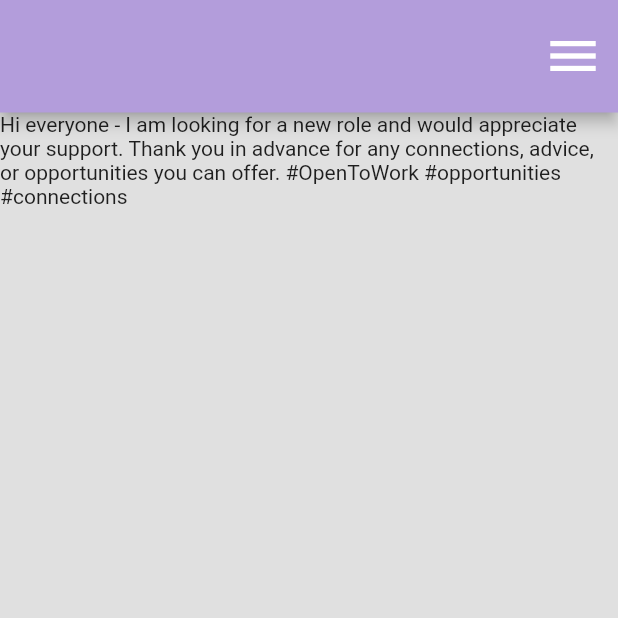
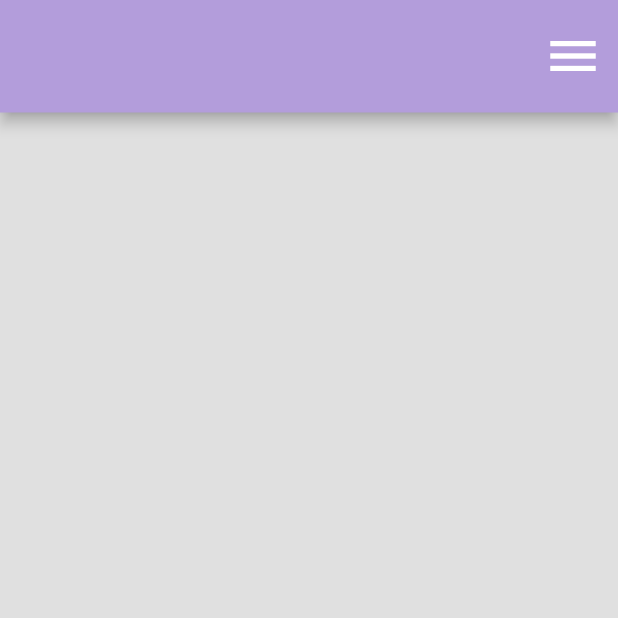
Before and after one commit to jaafarfares/Flutter-Application, a Flutter app: the screen it shows once a user with an empty profile is signed in, after a tap on the "person" icon, on a phone screen of 412 x 824 dp, the top half of it. Run offline on Flutter 3.47's test engine with Material 2 defaults, Android fonts, the light colour scheme and no system bars; our stand-ins replace cloud_firestore, firebase_auth, firebase_core, google_fonts, liquid_pull_to_refresh; accounts and stored records are empty.

Commit message:
push all

```diff
--- a/myjob2/lib/home_page.dart
+++ b/myjob2/lib/home_page.dart
@@ -1,5 +1,6 @@
-// ignore_for_file: camel_case_types, prefer_const_constructors, prefer_interpolation_to_compose_strings, unused_import, sort_child_properties_last
+// ignore_for_file: camel_case_types, prefer_const_constructors, prefer_interpolation_to_compose_strings, unused_import, sort_child_properties_last, prefer_const_literals_to_create_immutables
 
+import 'package:flutter/services.dart';
 import 'package:liquid_pull_to_refresh/liquid_pull_to_refresh.dart';
 import 'package:cloud_firestore/cloud_firestore.dart';
 import 'package:firebase_auth/firebase_auth.dart';
@@ -38,42 +39,122 @@ class _homepageState extends State<homepage> {
           children: [
             SizedBox(height: 15),
             Text(
-              '\$username is open to work',
-              style: TextStyle(fontSize: 26, color: Colors.purple),
+              'username is open to work',
+              style: TextStyle(
+                fontSize: 26,
+                color: Colors.purple[700],
+                fontWeight: FontWeight.bold,
+              ),
             ),
             SizedBox(height: 10),
             //SizedBox(width: 50),
             Row(
               children: [
                 SizedBox(width: 40),
+                Row(
+                  children: [
                     Text(
-                  'looking for a : Software Engineer roles',
+                      'Looking for a ',
                       //textAlign: TextAlign.right,
-                  style: TextStyle(fontWeight: FontWeight.bold, fontSize: 20),
+                      style: TextStyle(
+                          fontWeight: FontWeight.bold,
+                          fontSize: 20,
+                          color: Colors.purple),
+                    ),
+                    Text(
+                      'Software Engineer ',
+                      style: TextStyle(
+                          fontWeight: FontWeight.bold,
+                          fontSize: 20,
+                          color: Colors.purple),
+                    ),
+                    Text(
+                      'roles',
+                      style: TextStyle(
+                          fontWeight: FontWeight.bold,
+                          fontSize: 20,
+                          color: Colors.purple),
                     ),
                   ],
                 ),
-            SizedBox(height: 44),
-            Row(
-              children: [
-                SizedBox(width: 30),
+              ],
+            ),
+            SizedBox(height: 34),
             Column(
               children: [
                 Container(
+                  width: 410,
+                  height: 125,
+                  child: SizedBox(
+                      child: Text(
+                    'Hi everyone - I am looking for a new role and would appreciate your support. Thank you in advance for any connections, advice, or opportunities you can offer. #OpenToWork #opportunities #connections',
+                    textAlign: TextAlign.left,
+                    style: TextStyle(
+                        fontWeight: FontWeight.bold,
+                        fontSize: 16,
+                        color: Colors.deepPurple),
+                  )),
+                ),
+                Row(
+                  mainAxisAlignment: MainAxisAlignment.end,
+                  children: [
+                    Container(
+                      height: 40,
+                      child: Image.asset(
+                        "icons/email.png",
+                      ),
+                    ),
+                    SizedBox(width: 20),
+                    Container(
+                      height: 40,
+                      child: Image.asset(
+                        "icons/phone-call.png",
+                      ),
+                    ),
+                    SizedBox(width: 20),
+                    Container(
+                      height: 40,
+                      child: Image.asset(
+                        "icons/github.png",
+                      ),
+                    ),
+                    SizedBox(width: 20),
+                    Container(
+                      height: 40,
+                      child: Image.asset(
+                        "icons/linkedin.png",
+                      ),
+                    ),
+                    SizedBox(width: 30),
+                  ],
+                ),
+              ],
+            ),
+/*             Row(
+              children: [
+                SizedBox(width: 30),
+                SizedBox(
+                  child: Column(
+                    children: [
+                      Container(
+                        width: 410,
+                        height: 125,
                         padding:
                             EdgeInsets.only(left: 322, right: 100, bottom: 132),
                         decoration: BoxDecoration(
                             borderRadius: BorderRadius.circular(12),
                             border: Border.all(color: Colors.grey)),
-                      //child: Text(''),
-                    )
-                  ],
+                        child: Text(
+                          'heyyyyyyyyyyyyyyyyyy',
+                          style: TextStyle(fontSize: 55),
+                          //textAlign: TextAlign.right,
+                        ),
                       ),
                     ],
                   ),
-            Padding(
-              padding: EdgeInsets.all(20),
                 ),
+              ],
+            ), */
           ],
         ),
         height: 200,
@@ -102,7 +183,7 @@ class _homepageState extends State<homepage> {
         elevation: 0,
         automaticallyImplyLeading: false,
         toolbarHeight: 75,
-        backgroundColor: Colors.deepPurple[300],
+        backgroundColor: Colors.deepPurple[400],
         actions: [
           IconButton(
             //hoverColor: Colors.red,
@@ -121,19 +202,20 @@ class _homepageState extends State<homepage> {
       body: SafeArea(
         child: Container(
           child: LiquidPullToRefresh(
-            color: Colors.deepPurple[300],
+            color: Colors.deepPurple[400],
             height: 250,
             animSpeedFactor: 2.0,
             showChildOpacityTransition: false,
-            backgroundColor: Colors.deepPurple[400],
+            backgroundColor: Colors.deepPurple[500],
             onRefresh: () async {
               return await Future.delayed(Duration(seconds: 1));
             },
             child: ListWheelScrollView(
+              clipBehavior: Clip.antiAlias,
               itemExtent: 340,
               physics: FixedExtentScrollPhysics(),
               perspective: 0.002,
-              //useMagnifier: true,
+              //useMagnifier: false,
               //magnification: 5,
               children: [
                 myposts(),
--- a/myjob2/lib/user_page.dart
+++ b/myjob2/lib/user_page.dart
@@ -111,11 +111,7 @@ class _userpageState extends State<userpage> {
       ),
       body: SafeArea(
           child: Row(
-        children: [
-          Flexible(
-              child: Text(
-                  'Hi everyone - I am looking for a new role and would appreciate your support. Thank you in advance for any connections, advice, or opportunities you can offer. #OpenToWork #opportunities #connections'))
-        ],
+        children: [],
       )),
     );
   }
--- a/myjob2/pubspec.yaml
+++ b/myjob2/pubspec.yaml
@@ -40,6 +40,7 @@ flutter:
 
   assets:
     -  images/
+    -  icons/
   #   - images/a_dot_ham.jpeg
 
   # An image asset can refer to one or more resolution-specific "variants", see
```
Also changed, not shown: myjob2/icons/email.png (added), myjob2/icons/github.png (added), myjob2/icons/linkedin.png (added), myjob2/icons/phone-call.png (added). Lines whose indentation alone changed are shown as unchanged.
